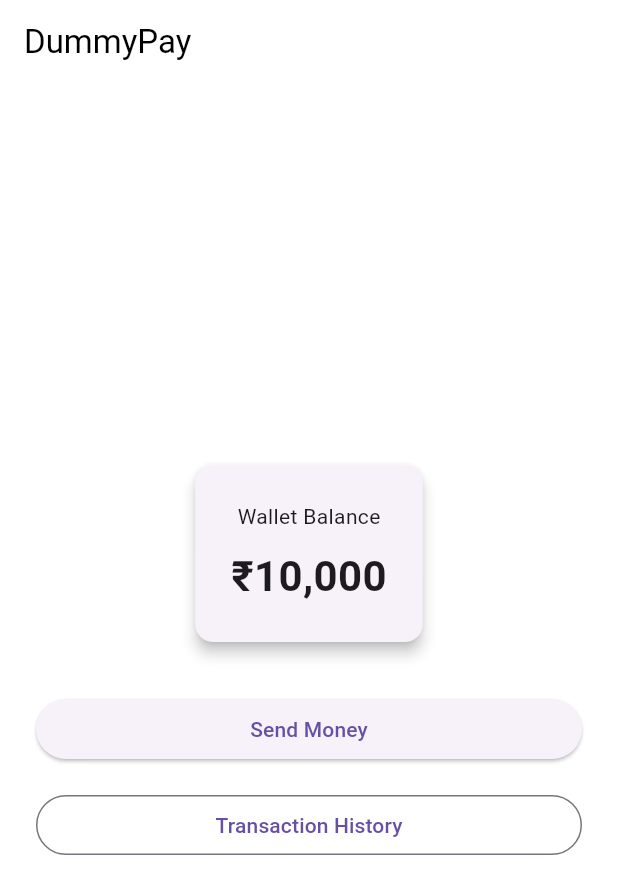
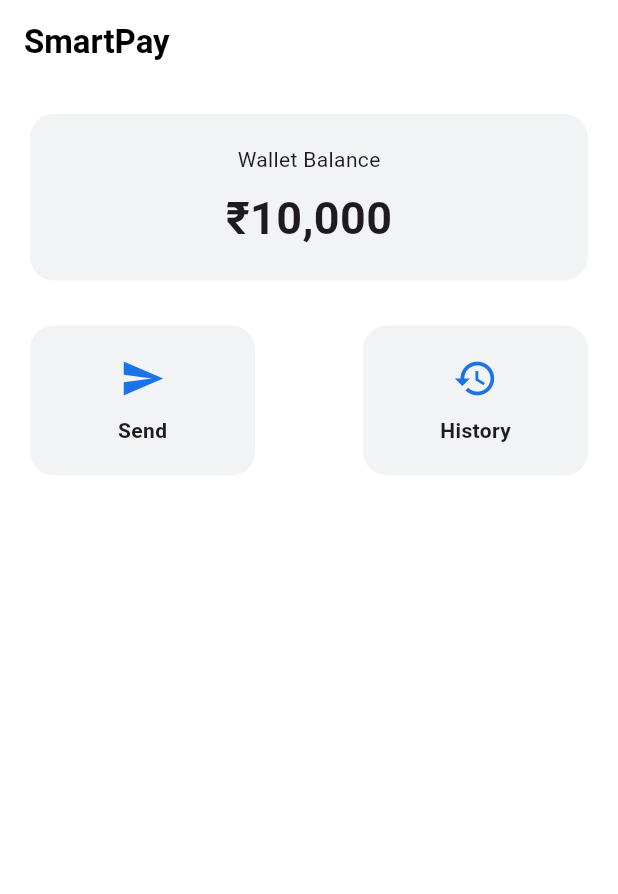
Before and after one commit to sibasankarnayakchiku-source/smartpay, a Flutter app: the HomeScreen screen opened directly, on a phone screen of 412 x 824 dp. Shown: the top 894 px of the screen. Run offline on Flutter 3.47's test engine with Material 3 defaults, Android fonts, the phone set to English and light mode, and no system bars.

Commit message:
Initial SmartPay frontend (UI, flow, PIN, history)

```diff
--- a/lib/screens/home_screen.dart
+++ b/lib/screens/home_screen.dart
@@ -1,4 +1,5 @@
 import 'package:flutter/material.dart';
+import '../utils/colors.dart';
 import 'send_money_screen.dart';
 import 'history_screen.dart';
 
@@ -9,63 +10,46 @@ class HomeScreen extends StatelessWidget {
   Widget build(BuildContext context) {
     return Scaffold(
       appBar: AppBar(
-        title: const Text("DummyPay"),
+        title: const Text("SmartPay", style: TextStyle(fontWeight: FontWeight.bold)),
       ),
       body: Padding(
-        padding: const EdgeInsets.all(24),
+        padding: const EdgeInsets.all(20),
         child: Column(
-          mainAxisAlignment: MainAxisAlignment.center,
           children: [
-            Card(
-              elevation: 4,
-              child: Padding(
-                padding: const EdgeInsets.all(24),
-                child: Column(
-                  children: const [
+            Container(
+              width: double.infinity,
+              padding: const EdgeInsets.all(20),
+              decoration: BoxDecoration(
+                color: AppColors.lightGrey,
+                borderRadius: BorderRadius.circular(16),
+              ),
+              child: const Column(
+                children: [
                   Text("Wallet Balance"),
-                    SizedBox(height: 10),
+                  SizedBox(height: 8),
                   Text(
                     "₹10,000",
-                      style: TextStyle(
-                        fontSize: 28,
-                        fontWeight: FontWeight.bold,
-                      ),
+                    style: TextStyle(fontSize: 30, fontWeight: FontWeight.bold),
                   ),
                 ],
               ),
             ),
-            ),
             const SizedBox(height: 30),
 
-            SizedBox(
-              width: double.infinity,
-              child: ElevatedButton(
-                onPressed: () {
-                  Navigator.push(
-                    context,
-                    MaterialPageRoute(
-                      builder: (_) => const SendMoneyScreen(),
+            Row(
+              mainAxisAlignment: MainAxisAlignment.spaceBetween,
+              children: [
+                _ActionTile(
+                  icon: Icons.send,
+                  label: "Send",
+                  screen: SendMoneyScreen(),
                 ),
-                  );
-                },
-                child: const Text("Send Money"),
+                _ActionTile(
+                  icon: Icons.history,
+                  label: "History",
+                  screen: HistoryScreen(),
                 ),
-            ),
-            const SizedBox(height: 16),
-
-            SizedBox(
-              width: double.infinity,
-              child: OutlinedButton(
-                onPressed: () {
-                  Navigator.push(
-                    context,
-                    MaterialPageRoute(
-                      builder: (_) => const HistoryScreen(),
-                    ),
-                  );
-                },
-                child: const Text("Transaction History"),
-              ),
+              ],
             ),
           ],
         ),
@@ -73,3 +57,42 @@ class HomeScreen extends StatelessWidget {
     );
   }
 }
+
+class _ActionTile extends StatelessWidget {
+  final IconData icon;
+  final String label;
+  final Widget screen;
+
+  const _ActionTile({
+    required this.icon,
+    required this.label,
+    required this.screen,
+  });
+
+  @override
+  Widget build(BuildContext context) {
+    return GestureDetector(
+      onTap: () {
+        Navigator.push(
+          context,
+          MaterialPageRoute(builder: (_) => screen),
+        );
+      },
+      child: Container(
+        width: 150,
+        padding: const EdgeInsets.symmetric(vertical: 20),
+        decoration: BoxDecoration(
+          color: AppColors.lightGrey,
+          borderRadius: BorderRadius.circular(16),
+        ),
+        child: Column(
+          children: [
+            Icon(icon, size: 30, color: AppColors.primary),
+            const SizedBox(height: 10),
+            Text(label, style: const TextStyle(fontWeight: FontWeight.w600)),
+          ],
+        ),
+      ),
+    );
+  }
+}
--- a/lib/screens/login_screen.dart
+++ b/lib/screens/login_screen.dart
@@ -16,7 +16,7 @@ class LoginScreen extends StatelessWidget {
           mainAxisAlignment: MainAxisAlignment.center,
           children: [
             const Text(
-              "Welcome to DummyPay",
+              "Welcome to SmartPay",
               style: TextStyle(
                 fontSize: 22,
                 fontWeight: FontWeight.bold,
--- a/lib/utils/colors.dart
+++ b/lib/utils/colors.dart
@@ -1,8 +1,8 @@
 import 'package:flutter/material.dart';
 
 class AppColors {
-  static const primary = Color(0xFF1A73E8); // GPay blue
+  static const primary = Color(0xFF1A73E8); // SmartPay Blue
   static const lightGrey = Color(0xFFF1F3F4);
   static const success = Colors.green;
-  static const textDark = Colors.black87;
+  static const danger = Colors.red;
 }
```
Also changed, not shown: lib/screens/pin_screen.dart (+14 -50 lines). Lines whose indentation alone changed are shown as unchanged.
